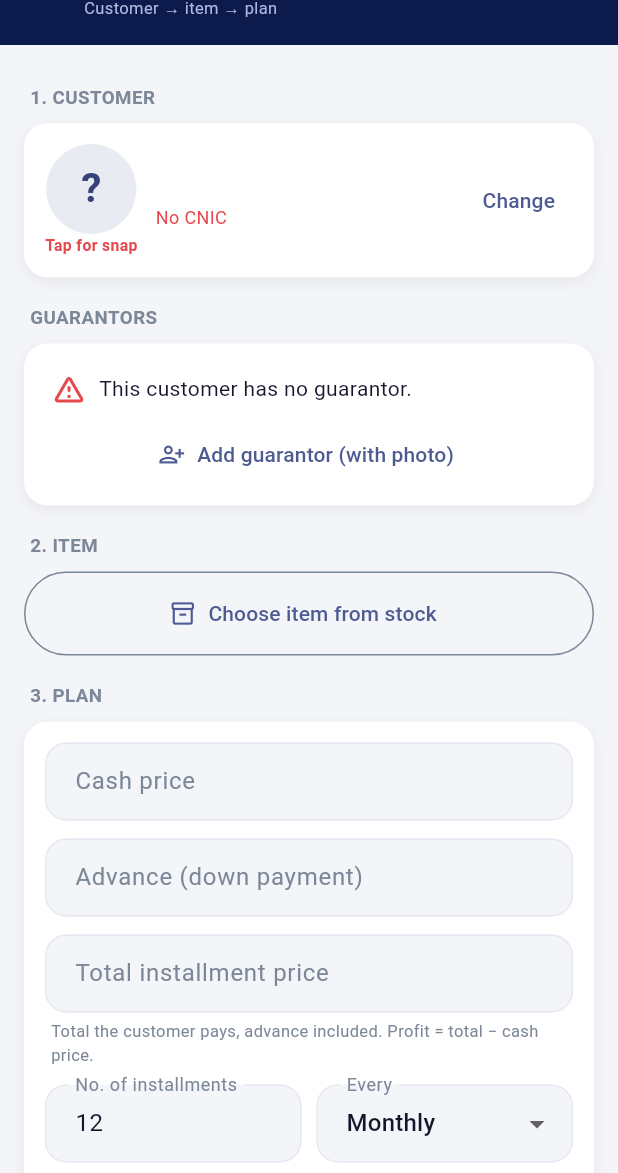
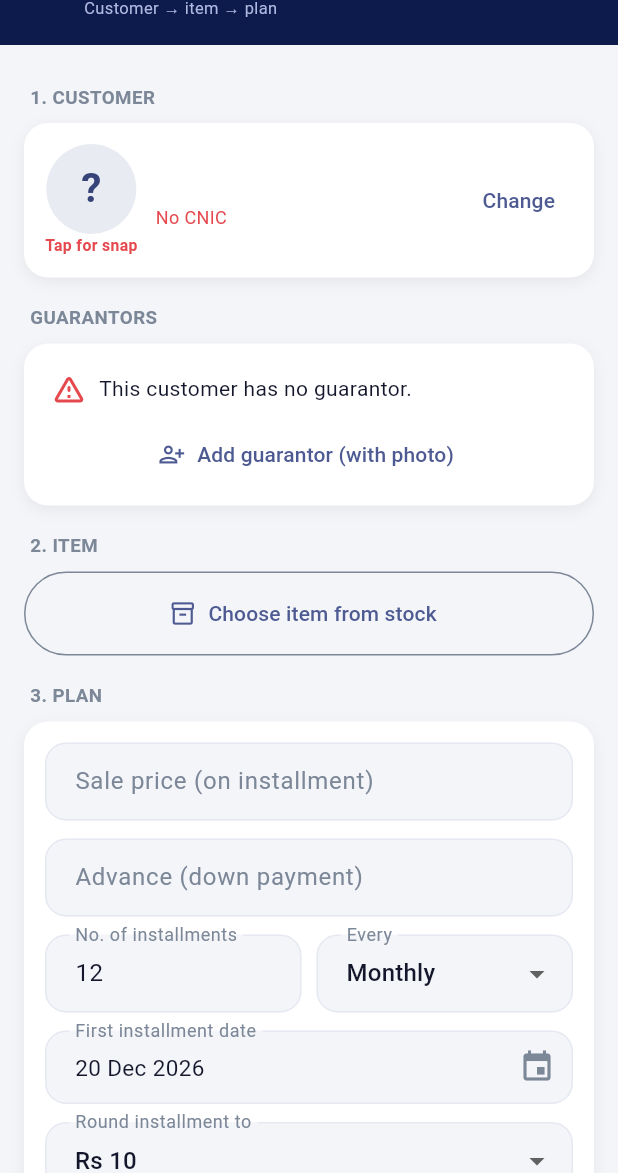
Before and after one commit to asam3rana-del/Hanna-Installment, a Flutter app: the NewInstallmentScreen screen opened directly, on a phone screen of 412 x 824 dp, the part 63-1236 px from its top. Run offline on Flutter 3.47's test engine with Material 3 defaults, Android fonts, the phone set to English and light mode, and no system bars; our stand-ins replace cloud_firestore, cloud_functions, connectivity_plus, file_picker, firebase_auth, firebase_core and 13 more; missing offline and left inert: cryptography, firebase_app_check, flutter_foreground_task, google_mlkit_text_recognition, mobile_scanner, print_bluetooth_thermal and 1 more; accounts and stored records are empty.

Commit message:
Import zip

```diff
--- a/lib/installment/inst_plan_math.dart
+++ b/lib/installment/inst_plan_math.dart
@@ -143,7 +143,7 @@ PlanQuote quotePlan({
   required int count,
   int roundTo = 1,
 }) {
-  if (!cashPrice.isFinite || cashPrice <= 0) throw ArgumentError('Cash price likhein.');
+  if (!cashPrice.isFinite || cashPrice <= 0) throw ArgumentError('Sale price likhein.');
   if (!advance.isFinite || advance < 0) throw ArgumentError('Advance minus nahi ho sakta.');
   if (advance >= cashPrice) throw ArgumentError('Advance poori qeemat ke barabar ya zyada hai — ye cash sale hai, qist nahi.');
   if (count < 1 || count > 60) throw ArgumentError('Qisten 1 se 60 tak.');
--- a/lib/installment/inst_plans_screen.dart
+++ b/lib/installment/inst_plans_screen.dart
@@ -292,12 +292,10 @@ class _NewInstallmentScreenState extends State<NewInstallmentScreen> {
 
   final _cash = TextEditingController();
   final _advance = TextEditingController();
-  final _profit = TextEditingController(); // kul qist qeemat
   final _count = TextEditingController(text: '12');
   final _lateFee = TextEditingController();
   final _grace = TextEditingController(); // form se hata diya: koi jurmana / riayat nahi
   final _note = TextEditingController();
-  String _profitMode = _modeTotal; // form sirf 'kul qeemat' leta hai
   String _freq = freqMonthly;
   int _roundTo = 10;
   String _advanceMethod = 'cash';
@@ -312,7 +310,7 @@ class _NewInstallmentScreenState extends State<NewInstallmentScreen> {
 
   @override
   void dispose() {
-    for (final c in [_cash, _advance, _profit, _count, _lateFee, _grace, _note]) {
+    for (final c in [_cash, _advance, _count, _lateFee, _grace, _note]) {
       c.dispose();
     }
     super.dispose();
@@ -352,8 +350,7 @@ class _NewInstallmentScreenState extends State<NewInstallmentScreen> {
 
   void _setItem(InstItem it) {
     setState(() {
-      _item = it;
-      _cash.text = it.cashPrice > 0 ? instPlain(it.cashPrice) : '';
+      _item = it; // sale price dukaandar khud likhta hai (pehle se nahi bharte)
     });
   }
 
@@ -377,19 +374,12 @@ class _NewInstallmentScreenState extends State<NewInstallmentScreen> {
     });
   }
 
-  /// "Kul" mode (UI only): dukaandar seedha kul qist qeemat likhta hai (advance samet) — munafa = kul − naqd,
-  /// plan mein fixed (Rs) munafa ki tarah save. Baqi modes jaise hain.
-  static const _modeTotal = 'total';
-  String get _effMode => _profitMode == _modeTotal ? profitFixed : _profitMode;
-  double get _effProfit {
-    if (_profitMode != _modeTotal) return instParse(_profit.text);
-    final total = instParse(_profit.text);
-    final cash = instParse(_cash.text);
-    return total <= 0 ? 0 : total - cash;
-  }
+  /// Step 29: dukaandar seedha qist par sale price likhta hai (advance samet) — us mein munafa shamil hai, upar se
+  /// koi munafa nahi lagta. Asal munafa = sale price − khareed (item ki cost), reports isi se nikalti hain.
+  String get _effMode => profitFixed;
+  double get _effProfit => 0;
 
   PlanQuote? _quote() {
-    if (_profitMode == _modeTotal && instParse(_profit.text) <= 0) return null;
     try {
       return quotePlan(
         cashPrice: instParse(_cash.text),
@@ -405,9 +395,6 @@ class _NewInstallmentScreenState extends State<NewInstallmentScreen> {
   }
 
   String? _quoteError() {
-    if (_profitMode == _modeTotal && instParse(_cash.text) > 0 && instParse(_profit.text) <= 0) {
-      return Loc.t('Write the total installment price.', 'کل قسط قیمت لکھیں۔');
-    }
     try {
       quotePlan(
         cashPrice: instParse(_cash.text),
@@ -625,7 +612,7 @@ class _NewInstallmentScreenState extends State<NewInstallmentScreen> {
                     keyboardType: const TextInputType.numberWithOptions(decimal: true),
                     inputFormatters: money,
                     onChanged: re,
-                    decoration: instDeco(p, Loc.t('Cash price', 'نقد قیمت'))),
+                    decoration: instDeco(p, Loc.t('Sale price (on installment)', 'قسط پر فروخت قیمت'))),
                 gap(),
                 TextField(
                     controller: _advance,
@@ -644,25 +631,6 @@ class _NewInstallmentScreenState extends State<NewInstallmentScreen> {
                     onSelectionChanged: (s) => setState(() => _advanceMethod = s.first),
                   ),
                 ],
-                gap(),
-                // Sirf kul qist qeemat (advance samet) — munafa app khud nikalti hai (Step 28: %, Rs options hata diye).
-                TextField(
-                  controller: _profit,
-                  keyboardType: const TextInputType.numberWithOptions(decimal: true),
-                  inputFormatters: money,
-                  onChanged: re,
-                  decoration: instDeco(p, Loc.t('Total installment price', 'کل قسط قیمت')),
-                ),
-                Padding(
-                  padding: const EdgeInsets.only(top: 4, left: 4),
-                  child: Align(
-                    alignment: Alignment.centerLeft,
-                    child: Text(
-                        Loc.t('Total the customer pays, advance included. Profit = total − cash price.',
-                            'کسٹمر کل کتنا دے گا (ایڈوانس سمیت)۔ منافع = کل − نقد قیمت۔'),
-                        style: TextStyle(color: p.textMuted, fontSize: 11)),
-                  ),
-                ),
                 gap(),
                 Row(children: [
                   Expanded(
@@ -871,12 +839,8 @@ class _NewInstallmentScreenState extends State<NewInstallmentScreen> {
       padding: const EdgeInsets.all(14),
       decoration: instCard(p),
       child: Column(children: [
-        line(Loc.t('Cash price', 'نقد قیمت'), instRs(q.cashPrice)),
+        line(Loc.t('Sale price', 'فروخت قیمت'), instRs(q.totalPrice), bold: true),
         line(Loc.t('Advance', 'ایڈوانس'), instRs(q.advance)),
-        line(Loc.t('Remaining', 'باقی'), instRs(q.financed)),
-        line(Loc.t('Profit', 'منافع'), '+ ${instRs(q.profit)}', c: p.teal),
-        const Divider(),
-        line(Loc.t('Total installment price', 'کل قسط قیمت'), instRs(q.totalPrice), bold: true),
         line(Loc.t('To pay in installments', 'قسطوں میں'), instRs(q.installmentTotal)),
         const Divider(),
         line('${q.count} × ${Loc.t('installment', 'قسط')}', instRs(q.each), c: p.navy, bold: true),
@@ -884,7 +848,8 @@ class _NewInstallmentScreenState extends State<NewInstallmentScreen> {
         line(Loc.t('First / last date', 'پہلی / آخری تاریخ'), '${_d(dates.first)}  →  ${_d(dates.last)}'),
         if (Session.isAdminOrManager && cost > 0) ...[
           const Divider(),
-          line(Loc.t('Total profit on cost', 'لاگت پر کل منافع'), instRs(q.totalPrice - cost),
+          line(Loc.t('Purchase (cost)', 'خرید'), instRs(cost)),
+          line(Loc.t('Profit (sale − purchase)', 'منافع (فروخت − خرید)'), instRs(q.totalPrice - cost),
               c: q.totalPrice >= cost ? p.teal : p.red),
         ],
       ]),
```
Also changed, not shown: 1 other file.
